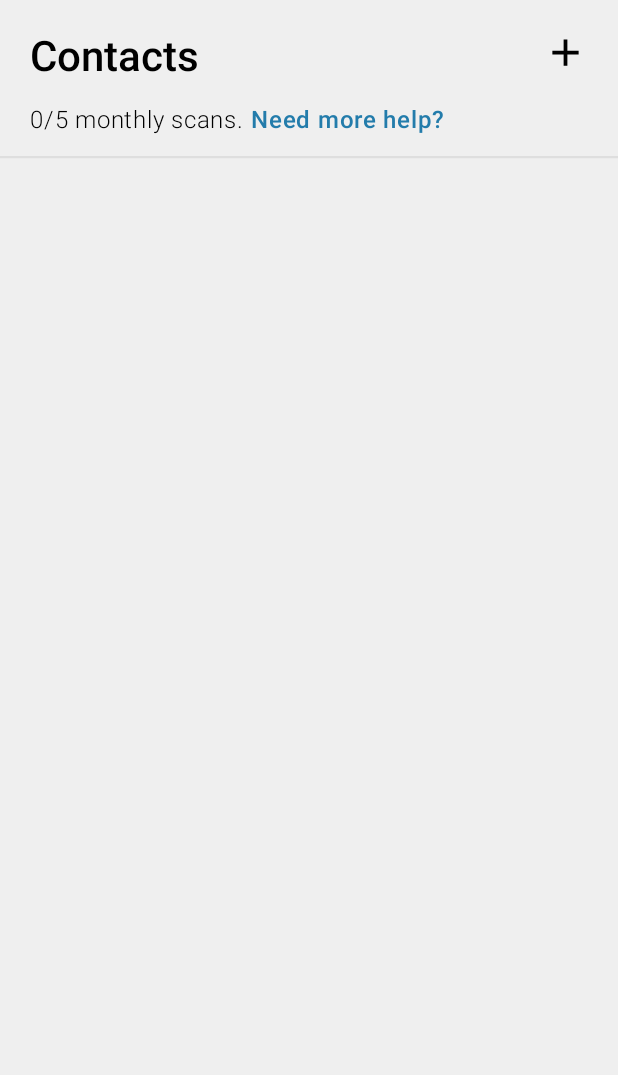
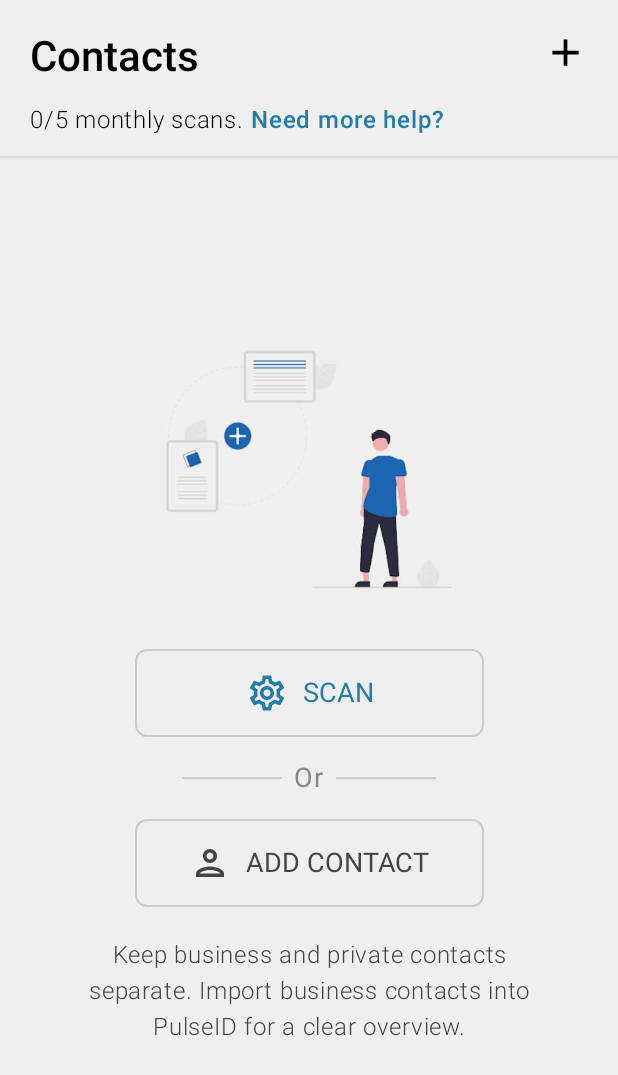
Before and after one commit to aminakhtar5595/PulseID, an Android app built with Jetpack Compose: the screen it shows after launch (MainActivity), on a phone screen of 412 x 824 dp. Shown: the top 1075 px of the screen. Run offline under Robolectric (Android 15) with nearby library versions, the phone set to English and light mode, and no system bars; our stand-ins replace accompanist.

Commit message:
Added content UI in contacts screen

```diff
--- a/app/src/main/java/com/example/digitalbusinesscard/ui/screens/contacts/ContactsScreen.kt
+++ b/app/src/main/java/com/example/digitalbusinesscard/ui/screens/contacts/ContactsScreen.kt
@@ -89,5 +89,84 @@ fun ContactsScreen() {
             }
         }
         HorizontalDivider(thickness = 1.5.dp, color = BorderColor)
+
+        Column (
+            horizontalAlignment = Alignment.CenterHorizontally,
+            modifier = Modifier.fillMaxSize().padding(horizontal = 40.dp),
+            verticalArrangement = Arrangement.Center
+        ) {
+            Image(
+                painter = painterResource(id = R.drawable.contacts_icon),
+                contentDescription = "Contact image",
+                modifier = Modifier.size(200.dp)
+            )
+            Spacer(modifier = Modifier.height(20.dp))
+            Button(
+                onClick = {  },
+                modifier = Modifier
+                    .fillMaxWidth(0.7f)
+                    .border(1.dp, color = Color.LightGray, shape = RoundedCornerShape(8.dp)),
+                colors = ButtonDefaults.buttonColors(contentColor = LightBlueColor, containerColor = Color.Transparent),
+                contentPadding = PaddingValues(vertical = 15.dp)
+            ) {
+                Icon(
+                    imageVector = Icons.Outlined.Settings,
+                    contentDescription = "Scan icon",
+                    modifier = Modifier.size(28.dp)
+                )
+                Text("SCAN",
+                    style = MaterialTheme.typography.titleLarge.copy(fontSize = 18.sp), modifier = Modifier.padding(start = 10.dp)
+                )
+            }
+            Spacer(modifier = Modifier.height(15.dp))
+
+            BoxWithConstraints {
+                val dividerWidth = maxWidth * 0.2f
+
+                Row(
+                    verticalAlignment = Alignment.CenterVertically,
+                    horizontalArrangement = Arrangement.Center,
+                    modifier = Modifier.fillMaxWidth()
+                ) {
+                    HorizontalDivider(
+                        thickness = 1.5.dp,
+                        color = Color.LightGray,
+                        modifier = Modifier.width(dividerWidth)
+                    )
+                    Text(
+                        text = "Or",
+                        style = MaterialTheme.typography.bodyLarge.copy(color = Color.Gray, fontSize = 18.sp), modifier = Modifier.padding(horizontal = 8.dp)
+                    )
+                    HorizontalDivider(
+                        thickness = 1.5.dp,
+                        color = Color.LightGray,
+                        modifier = Modifier.width(dividerWidth)
+                    )
+                }
+            }
+            Spacer(modifier = Modifier.height(15.dp))
+            Button(
+                onClick = {  },
+                modifier = Modifier
+                    .fillMaxWidth(0.7f)
+                    .border(1.dp, color = Color.LightGray, shape = RoundedCornerShape(8.dp)),
+                colors = ButtonDefaults.buttonColors(contentColor = Color.DarkGray, containerColor = Color.Transparent),
+                contentPadding = PaddingValues(vertical = 15.dp)
+            ) {
+                Icon(
+                    imageVector = Icons.Outlined.Person,
+                    contentDescription = "Add contact icon",
+                    modifier = Modifier.size(28.dp)
+                )
+                Text("ADD CONTACT",
+                    style = MaterialTheme.typography.titleLarge.copy(fontSize = 18.sp), modifier = Modifier.padding(start = 10.dp)
+                )
+            }
+            Spacer(modifier = Modifier.height(20.dp))
+            Text(
+                text = "Keep business and private contacts separate. Import business contacts into PulseID for a clear overview.",
+                style = MaterialTheme.typography.bodyLarge.copy(fontWeight = FontWeight.Light, color = Color.DarkGray, textAlign = TextAlign.Center)
+            )
+        }
     }
 }
```
